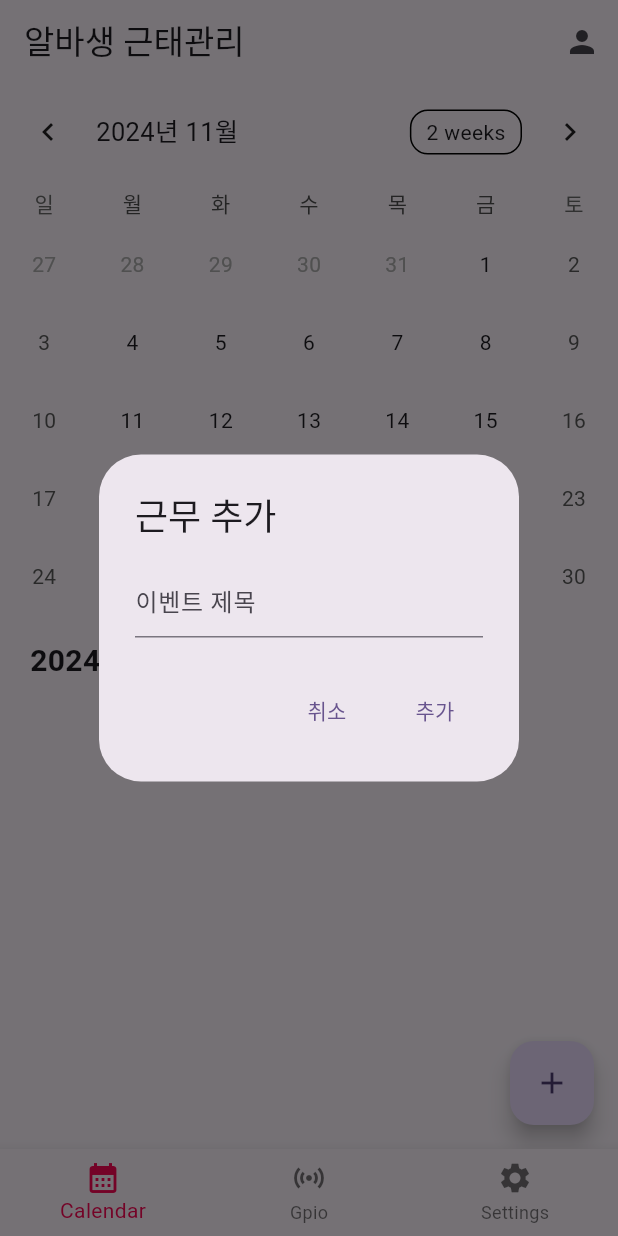
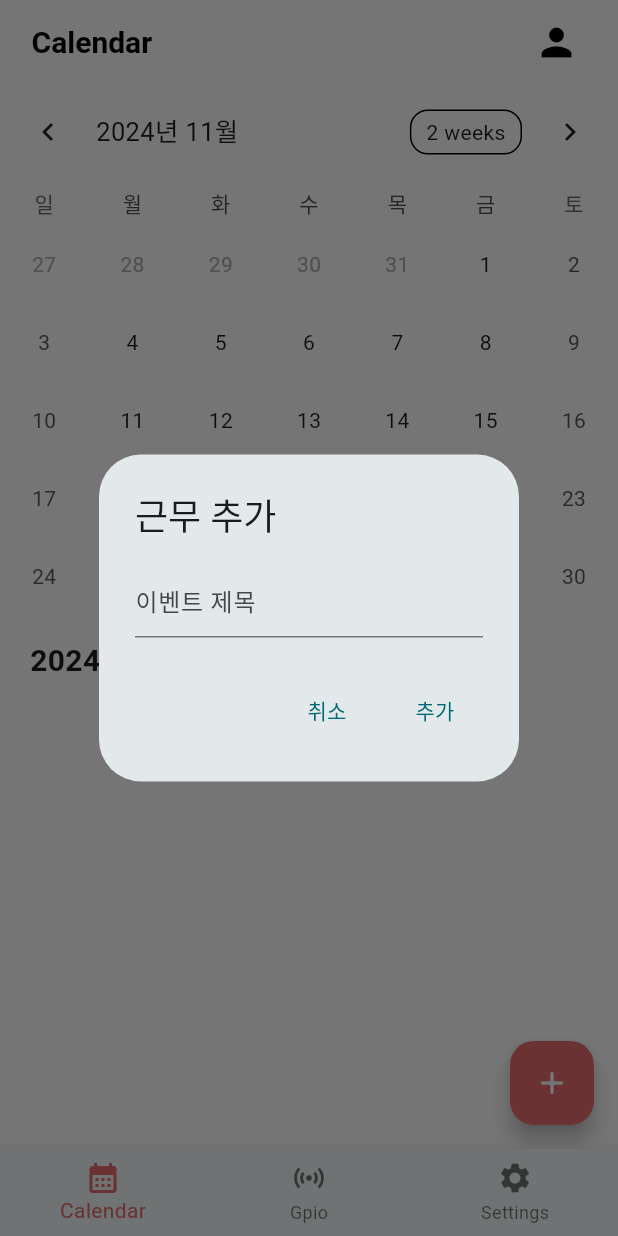
Before and after one commit to parkwonhee1219/store_manage_system, a Flutter app: the screen it shows after launch, after a tap on the "add" icon, on a phone screen of 412 x 824 dp. Run offline on Flutter 3.47's test engine with Material 3 defaults, Android fonts, the phone set to English and light mode, and no system bars; drawn by our look-alikes of table_calendar; our stand-ins replace cloud_firestore, firebase_core; accounts and stored records are empty.

Commit message:
workers_read

```diff
--- a/lib/calendar.dart
+++ b/lib/calendar.dart
@@ -1,11 +1,13 @@
 import 'package:cloud_firestore/cloud_firestore.dart';
 import 'package:flutter/material.dart';
 import 'package:intl/intl.dart';
-import 'package:store_management_system/worker.dart';
+import 'package:provider/provider.dart';
+import 'package:store_management_system/worker_screen.dart';
+import 'package:store_management_system/workers.dart';
 import 'package:table_calendar/table_calendar.dart';
 
 class Event {
-  //event 저장을 위한 class
+  //각 evnet 객체 class
   final String name;
   final DateTime startTime;
   final DateTime endTime;
@@ -62,6 +64,7 @@ class _CalendarScreenState extends State<CalendarScreen> {
       print(events);
     });
   }
+
   List<Event> _getEventsForDay(DateTime day) {
     return events[day] ?? []; // 해당 날짜의 이벤트 반환
   }
@@ -123,12 +126,27 @@ class _CalendarScreenState extends State<CalendarScreen> {
 
   @override
   Widget build(BuildContext context) {
+    final workerModel =
+        Provider.of<WorkerModel>(context); // WorkerModel 인스턴스 가져오기
     return Scaffold(
       appBar: AppBar(
-          title: Text('알바생 근태관리'),
+        title: Row(
+          children: [
+            SizedBox(width: 5), // 제목 앞의 여백
+            Text('Calendar'),
+          ],
+        ),
         actions: [
           IconButton(
-                onPressed: _onPersonIconPressed, icon: Icon(Icons.person)),
+              onPressed: _onPersonIconPressed,
+              icon: Icon(
+                Icons.person,
+                color: Colors.black,
+                size: 30,
+              )),
+          SizedBox(
+            width: 17,
+          )
         ],
       ),
       body: Column(
@@ -154,6 +172,16 @@ class _CalendarScreenState extends State<CalendarScreen> {
             onPageChanged: (focusedDay) {
               _focusedDay = focusedDay;
             },
+            calendarStyle: CalendarStyle(
+              selectedDecoration: BoxDecoration(
+                color: Color.fromARGB(255, 231, 109, 109), // 선택된 날짜의 동그라미 색상
+                shape: BoxShape.circle,
+              ),
+              todayDecoration: BoxDecoration(
+                color: Color.fromARGB(255, 245, 157, 157), // 오늘 날짜의 동그라미 색상
+                shape: BoxShape.circle,
+              ),
+            ),
             // 이벤트 표시를 위한 eventLoader 추가
             eventLoader: (day) {
               return _getEventsForDay(day); // 각 날짜에 대한 이벤트 반환
@@ -161,10 +189,7 @@ class _CalendarScreenState extends State<CalendarScreen> {
             // 이벤트 표시를 위한 calendarBuilders 추가
             calendarBuilders: CalendarBuilders(
               markerBuilder: (context, date, events) {
-                  print('okokok');
-                  print(events);
                 if (events.isNotEmpty) {
-                    print('NOT EMPTY!!!!');
                   return Row(
                     mainAxisAlignment: MainAxisAlignment.center,
                     children: events.asMap().entries.map((entry) {
@@ -174,7 +199,7 @@ class _CalendarScreenState extends State<CalendarScreen> {
                           width: 7.0,
                           height: 7.0,
                           decoration: const BoxDecoration(
-                              color: Color.fromARGB(255, 252, 6, 84),
+                            color: Color.fromARGB(255, 47, 113, 77),
                             shape: BoxShape.circle,
                           ),
                         ),
@@ -207,6 +232,25 @@ class _CalendarScreenState extends State<CalendarScreen> {
               itemCount: _selectedEvents.length,
               itemBuilder: (context, index) {
                 final event = _selectedEvents[index];
+
+                // event.name에 해당하는 Worker 객체 찾기
+                // event.name에 해당하는 Worker 객체 찾기
+                final worker = workerModel.workersList.firstWhere(
+                  (worker) => worker.name == event.name,
+                  orElse: () => Worker(
+                      name: 'Unknown',
+                      fixedWorkHours: [],
+                      monthlyHours: 0,
+                      hourlyRate: 0,
+                      duty33: false,
+                      gender: ''), // 기본 Worker 객체 반환
+                );
+
+                // 성별에 따라 아이콘 색상 설정
+                Color iconColor = worker.gender == '여'
+                    ? Color.fromARGB(255, 231, 109, 109)
+                    : Color.fromARGB(255, 47, 113, 77);
+
                 return Container(
                   margin: EdgeInsets.symmetric(
                       vertical: 8.0, horizontal: 16.0), // 마진 추가
@@ -220,12 +264,13 @@ class _CalendarScreenState extends State<CalendarScreen> {
                       Padding(
                         padding: const EdgeInsets.all(16.0), // 아이콘 주변 패딩
                         child: Icon(Icons.person,
-                              size: 40.0, color: Colors.black), // 사람 아이콘
+                            size: 40.0,
+                            color: iconColor), // 사람 아이콘
                       ),
                       Expanded(
                         child: ListTile(
-                            title: Text(event.name,
-                                style: TextStyle(fontSize: 16)),
+                          title:
+                              Text(event.name, style: TextStyle(fontSize: 16)),
                           subtitle: Column(
                             crossAxisAlignment:
                                 CrossAxisAlignment.start, // 텍스트 정렬
@@ -247,8 +292,10 @@ class _CalendarScreenState extends State<CalendarScreen> {
           ),
         ],
       ),
-        floatingActionButton: FloatingActionButton(onPressed: _showAddDialog,
-        child: Icon(Icons.add),),
+      floatingActionButton: FloatingActionButton(
+        onPressed: _showAddDialog,
+        child: Icon(Icons.add),
+      ),
     );
   }
 }
--- a/lib/main.dart
+++ b/lib/main.dart
@@ -1,14 +1,23 @@
 import 'package:firebase_core/firebase_core.dart';
 import 'package:flutter/material.dart';
 import 'package:intl/date_symbol_data_local.dart';
+import 'package:provider/provider.dart';
 import 'package:store_management_system/calendar.dart';
 import 'package:store_management_system/gpio.dart';
+import 'package:store_management_system/workers.dart';
 
 void main() async {
   WidgetsFlutterBinding.ensureInitialized();
   await initializeDateFormatting('ko_KR', null); // 한국어 로케일 초기화
   await Firebase.initializeApp();
-  runApp(MyApp());
+  runApp(
+    MultiProvider(
+      providers: [
+        ChangeNotifierProvider(create: (_) => WorkerModel()), //WorkerModel 인스턴스 생성
+      ],
+      child: MyApp(),
+    ),
+  );
 }
 
 class MyApp extends StatelessWidget {
@@ -21,9 +30,23 @@ class MyApp extends StatelessWidget {
       debugShowCheckedModeBanner: false,
       title: 'Flutter Demo',
       theme: ThemeData(
-        colorScheme: ColorScheme.fromSeed(seedColor: Colors.deepPurple),
-        useMaterial3: true,
-      ),
+          //colorScheme: ColorScheme.fromSeed(seedColor: Colors.deepPurple),
+          scaffoldBackgroundColor: Colors.white,
+          colorSchemeSeed: Colors.white,
+          //useMaterial3: true,
+          appBarTheme: AppBarTheme(
+              color: Colors.white,
+              // color: const Color.fromARGB(255, 41, 116, 99),
+              //color: const Color.fromARGB(255, 215, 66, 66),
+              titleTextStyle: TextStyle(
+                  color: Colors.black,
+                  fontSize: 20,
+                  fontWeight: FontWeight.bold),
+              //toolbarHeight: 50
+              ),
+          floatingActionButtonTheme: FloatingActionButtonThemeData(
+              backgroundColor: const Color.fromARGB(255, 231, 109, 109),
+              foregroundColor: Colors.white)),
       home: const MyHomePage(title: 'Flutter Demo Home Page'),
     );
   }
@@ -76,7 +99,7 @@ class _MyHomePageState extends State<MyHomePage> {
           BottomNavigationBarItem(icon: Icon(Icons.settings), label: 'Settings')
         ],
         currentIndex: _selectedIndex,
-        selectedItemColor: Color.fromARGB(255, 252, 6, 84),
+        selectedItemColor: Color.fromARGB(255, 231, 109, 109),
         onTap: _onItemTapped,
       ),
     );
--- a/lib/worker.dart
+++ /dev/null
@@ -1,31 +0,0 @@
-import 'package:flutter/material.dart';
-
-class WorkerManage extends StatefulWidget {
-  const WorkerManage({super.key});
-
-  @override
-  State<WorkerManage> createState() => _WorkerManageState();
-}
-
-class _WorkerManageState extends State<WorkerManage> {
-  @override
-  Widget build(BuildContext context) {
-    return MaterialApp(
-      title: '알바생 관리',
-      home: Scaffold(
-        appBar: AppBar(
-          title: Text('알바생'),
-        ),
-        body: Center(
-          child: Text(
-            '알바생 목록',
-            style: TextStyle(
-              fontSize: 24, // 글자 크기
-              fontWeight: FontWeight.bold, // 글자 두께
-            ),
-          ),
-        ),
-      ),
-    );
-  }
-}
--- /dev/null
+++ b/lib/workers.dart
@@ -0,0 +1,83 @@
+import 'package:cloud_firestore/cloud_firestore.dart';
+import 'package:flutter/material.dart';
+
+class WorkHours {
+  final String day; // 요일 (예: "월요일")
+  final DateTime startTime; // 출근 시간 (예: "09:00")
+  final DateTime endTime; // 퇴근 시간 (예: "17:00")
+
+  WorkHours(
+      {required this.day, required this.startTime, required this.endTime});
+}
+
+class Worker {
+  final String name; // 이름
+  final List<WorkHours> fixedWorkHours; // 고정 근무 시간
+  final double monthlyHours; // 월별 누적 근무 시간
+  final int hourlyRate; // 시급
+  final bool duty33; // 3.3% 세금 적용 여부
+  final String gender;
+
+  Worker({
+    required this.name,
+    required this.fixedWorkHours,
+    required this.monthlyHours,
+    required this.hourlyRate,
+    required this.duty33,
+    required this.gender,
+  });
+}
+
+class WorkerModel with ChangeNotifier {
+  List<Worker> _workersList = [];
+  List<Worker> get workersList => _workersList;
+
+  WorkerModel() {
+    _getWorkers(); // 인스턴스 생성 -> WorkerModel()생성자 호출 -> _getWorkers()메서드 호출
+  }
+
+  void _getWorkers() {
+    CollectionReference product_workers =
+        FirebaseFirestore.instance.collection('workers');
+
+    // Firestore의 실시간 업데이트 리스너 설정
+    product_workers.snapshots().listen((snapshot) {
+      List<Worker> workersList = []; // 새로운 리스트 초기화
+
+      for (var doc in snapshot.docs) {
+        var data = doc.data() as Map<String, dynamic>;
+
+        // 고정 근무 시간을 리스트로 변환
+        List<WorkHours> workHoursList =
+            (data['fixedWorkHours'] as List<dynamic>).map((item) {
+          return WorkHours(
+            day: item['day'],
+            startTime: parseTime(item['start_time']), // 문자열을 DateTime으로 변환
+            endTime: parseTime(item['end_time']), // 문자열을 DateTime으로 변환
+          );
+        }).toList();
+
+        // Worker 객체 생성
+        Worker worker = Worker(
+          name: data['name'],
+          fixedWorkHours: workHoursList,
+          monthlyHours: double.parse(data['monthlyHours']),
+          hourlyRate: data['hourlyRate'],
+          duty33: data['duty33'],
+          gender: data['gender'],
+        );
+
+        workersList.add(worker);
+      }
+
+      // 상태 업데이트
+      _workersList = workersList; // 리스트 업데이트
+      notifyListeners(); // 리스너 알림
+    });
+  }
+
+  DateTime parseTime(String time) {
+    final parts = time.split(':');
+    return DateTime(2000, 1, 1, int.parse(parts[0]), int.parse(parts[1]));
+  }
+}
--- a/pubspec.yaml
+++ b/pubspec.yaml
@@ -44,6 +44,7 @@ dependencies:
   google_fonts: ^6.2.1
   intl: ^0.19.0
   flutter_launcher_icons: ^0.14.1
+
 
 dev_dependencies:
   flutter_test:
```
Also changed, not shown: lib/gpio.dart (+7 -5 lines), lib/worker_screen.dart (added, +113 -0 lines). Lines whose indentation alone changed are shown as unchanged.
